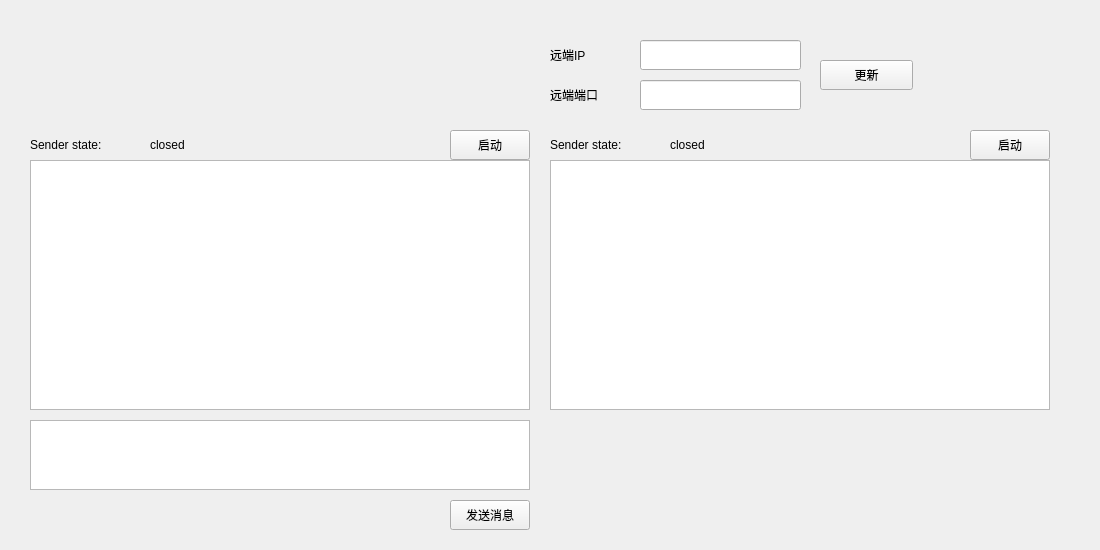
Old version of the form src/gui/mainui.ui in the repository realth000/localcharger.
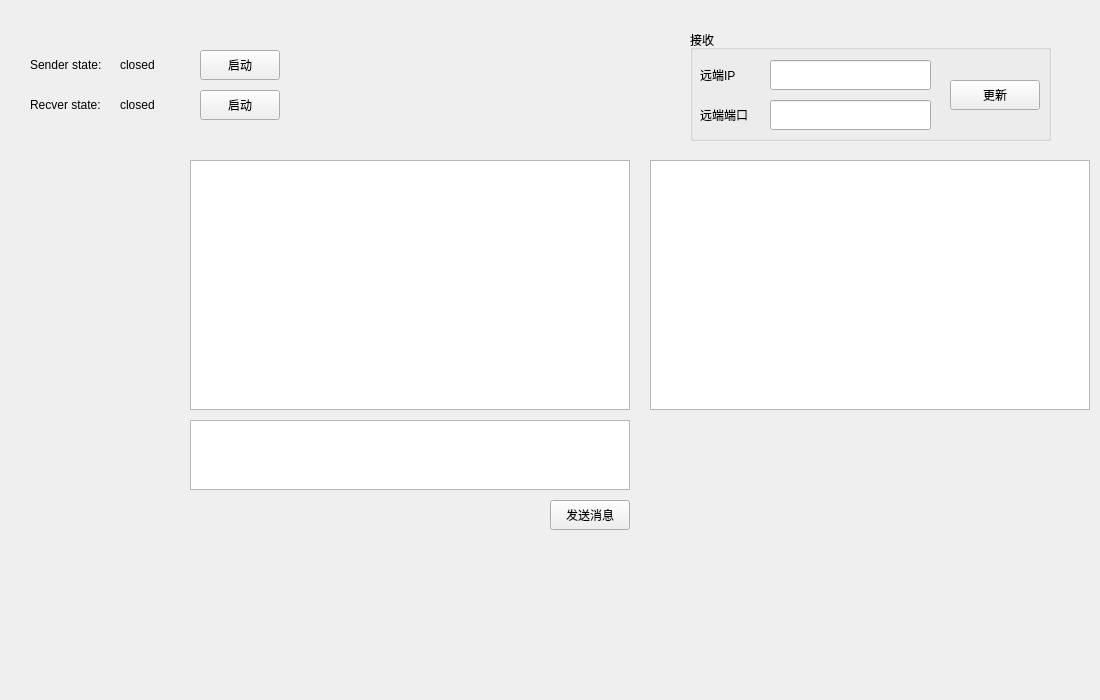
New version of the form.

```diff
--- a/src/gui/mainui.ui
+++ b/src/gui/mainui.ui
@@ -7,7 +7,7 @@
     <x>0</x>
     <y>0</y>
     <width>1100</width>
-    <height>550</height>
+    <height>700</height>
    </rect>
   </property>
   <property name="windowTitle">
@@ -16,9 +16,9 @@
   <widget class="QTextEdit" name="msgRecvTextEdit">
    <property name="geometry">
     <rect>
-     <x>550</x>
+     <x>650</x>
      <y>160</y>
-     <width>500</width>
+     <width>440</width>
      <height>250</height>
     </rect>
    </property>
@@ -26,9 +26,9 @@
   <widget class="QTextEdit" name="msgSendTextEdit">
    <property name="geometry">
     <rect>
-     <x>30</x>
+     <x>190</x>
      <y>160</y>
-     <width>500</width>
+     <width>440</width>
      <height>250</height>
     </rect>
    </property>
@@ -36,9 +36,9 @@
   <widget class="QTextEdit" name="msgReadyToSendTextEdit">
    <property name="geometry">
     <rect>
-     <x>30</x>
+     <x>190</x>
      <y>420</y>
-     <width>500</width>
+     <width>440</width>
      <height>70</height>
     </rect>
    </property>
@@ -46,7 +46,7 @@
   <widget class="QPushButton" name="sendMsgButton">
    <property name="geometry">
     <rect>
-     <x>450</x>
+     <x>550</x>
      <y>500</y>
      <width>80</width>
      <height>30</height>
@@ -60,8 +60,8 @@
    <property name="geometry">
     <rect>
      <x>30</x>
-     <y>130</y>
-     <width>121</width>
+     <y>50</y>
+     <width>91</width>
      <height>30</height>
     </rect>
    </property>
@@ -72,9 +72,9 @@
   <widget class="QLabel" name="senderStateHintLabel">
    <property name="geometry">
     <rect>
-     <x>150</x>
-     <y>130</y>
-     <width>91</width>
+     <x>120</x>
+     <y>50</y>
+     <width>71</width>
      <height>30</height>
     </rect>
    </property>
@@ -85,9 +85,9 @@
   <widget class="QLabel" name="recverStateHintLabel">
    <property name="geometry">
     <rect>
-     <x>670</x>
-     <y>130</y>
-     <width>91</width>
+     <x>120</x>
+     <y>90</y>
+     <width>71</width>
      <height>30</height>
     </rect>
    </property>
@@ -98,21 +98,21 @@
   <widget class="QLabel" name="label_2">
    <property name="geometry">
     <rect>
-     <x>550</x>
-     <y>130</y>
-     <width>111</width>
+     <x>30</x>
+     <y>90</y>
+     <width>91</width>
      <height>30</height>
     </rect>
    </property>
    <property name="text">
-    <string>Sender state:</string>
+    <string>Recver state:</string>
    </property>
   </widget>
   <widget class="QPushButton" name="startSenderPushButton">
    <property name="geometry">
     <rect>
-     <x>450</x>
-     <y>130</y>
+     <x>200</x>
+     <y>50</y>
      <width>80</width>
      <height>30</height>
     </rect>
@@ -124,8 +124,8 @@
   <widget class="QPushButton" name="startRecverPushButton">
    <property name="geometry">
     <rect>
-     <x>970</x>
-     <y>130</y>
+     <x>200</x>
+     <y>90</y>
      <width>80</width>
      <height>30</height>
     </rect>
@@ -134,25 +134,24 @@
     <string>启动</string>
    </property>
   </widget>
-  <widget class="QLabel" name="label_3">
+  <widget class="QGroupBox" name="recverConfigGroupBox">
    <property name="geometry">
     <rect>
-     <x>550</x>
-     <y>40</y>
-     <width>72</width>
-     <height>30</height>
+     <x>690</x>
+     <y>30</y>
+     <width>361</width>
+     <height>111</height>
     </rect>
    </property>
-   <property name="text">
-    <string>远端IP</string>
+   <property name="title">
+    <string>接收</string>
    </property>
-  </widget>
   <widget class="QLabel" name="label_4">
    <property name="geometry">
     <rect>
-     <x>550</x>
-     <y>80</y>
-     <width>72</width>
+      <x>10</x>
+      <y>70</y>
+      <width>70</width>
      <height>30</height>
     </rect>
    </property>
@@ -160,38 +159,52 @@
     <string>远端端口</string>
    </property>
   </widget>
-  <widget class="QLineEdit" name="senderUrlLineEdit">
-   <property name="geometry">
-    <rect>
-     <x>640</x>
-     <y>40</y>
-     <width>161</width>
-     <height>30</height>
-    </rect>
-   </property>
-  </widget>
-  <widget class="QLineEdit" name="senderPortLineEdit">
-   <property name="geometry">
-    <rect>
-     <x>640</x>
-     <y>80</y>
-     <width>161</width>
-     <height>30</height>
-    </rect>
-   </property>
-  </widget>
   <widget class="QPushButton" name="uptSenderWebConfigPushButton">
    <property name="geometry">
     <rect>
-     <x>820</x>
-     <y>60</y>
-     <width>93</width>
+      <x>260</x>
+      <y>50</y>
+      <width>90</width>
      <height>30</height>
     </rect>
    </property>
    <property name="text">
     <string>更新</string>
    </property>
+   </widget>
+   <widget class="QLineEdit" name="senderPortLineEdit">
+    <property name="geometry">
+     <rect>
+      <x>80</x>
+      <y>70</y>
+      <width>161</width>
+      <height>30</height>
+     </rect>
+    </property>
+   </widget>
+   <widget class="QLineEdit" name="senderUrlLineEdit">
+    <property name="geometry">
+     <rect>
+      <x>80</x>
+      <y>30</y>
+      <width>161</width>
+      <height>30</height>
+     </rect>
+    </property>
+   </widget>
+   <widget class="QLabel" name="label_3">
+    <property name="geometry">
+     <rect>
+      <x>10</x>
+      <y>30</y>
+      <width>70</width>
+      <height>30</height>
+     </rect>
+    </property>
+    <property name="text">
+     <string>远端IP</string>
+    </property>
+   </widget>
   </widget>
  </widget>
  <resources/>
```
Lines whose indentation alone changed are shown as unchanged.
